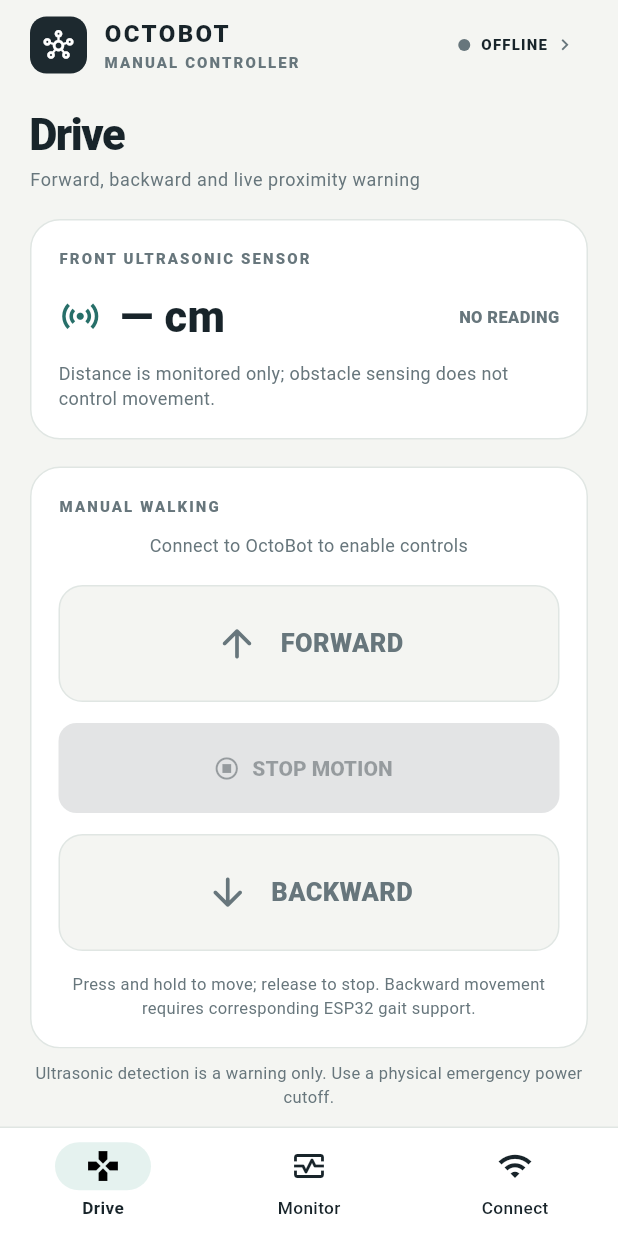
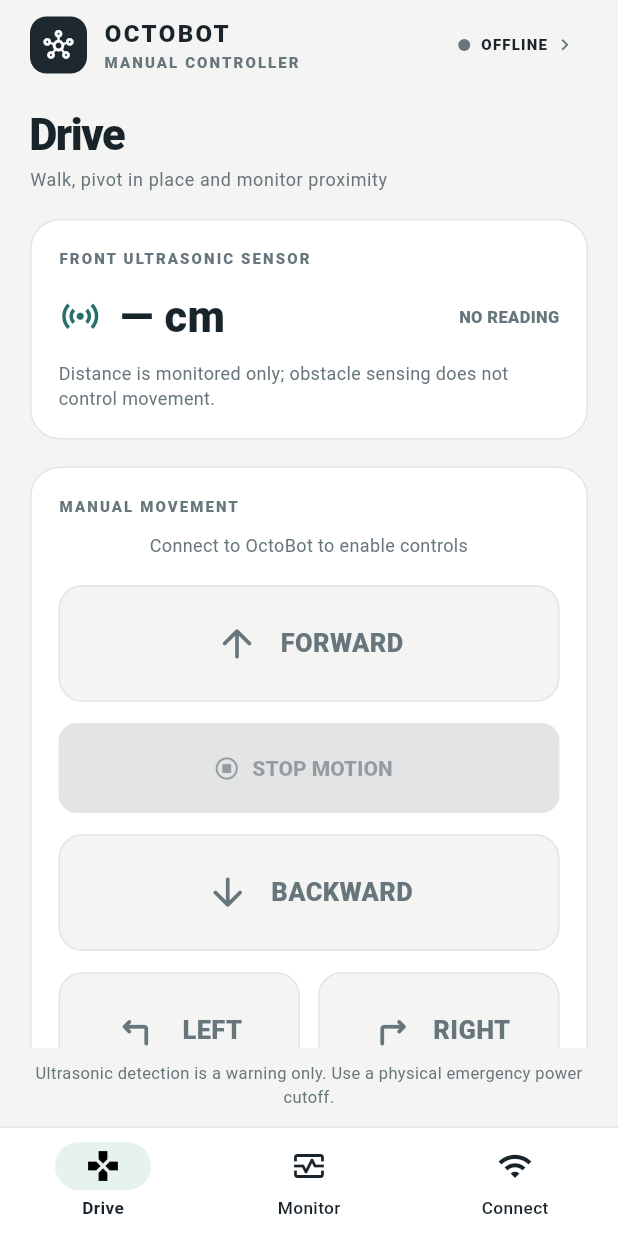
Before and after one commit to Mark-Batongbacal/OctoBot, a Flutter app: the screen it shows after launch, on a phone screen of 412 x 824 dp. Run offline on Flutter 3.47's test engine with Material 3 defaults, Android fonts, the phone set to English and light mode, and no system bars.

Commit message:
feat(flutter): add hold-to-pivot manual controls

```diff
--- a/flutter/lib/features/drive_screen.dart
+++ b/flutter/lib/features/drive_screen.dart
@@ -18,7 +18,7 @@ class DriveScreen extends StatelessWidget {
     return Column(children: [
       Expanded(child: PageFrame(children: [
         const PageHeading(title: 'Drive',
-          subtitle: 'Forward, backward and live proximity warning'),
+          subtitle: 'Walk, pivot in place and monitor proximity'),
         Panel(child: Column(crossAxisAlignment: CrossAxisAlignment.start, children: [
           const Overline('FRONT ULTRASONIC SENSOR'),
           const SizedBox(height: 10),
@@ -42,7 +42,7 @@ class DriveScreen extends StatelessWidget {
               color: detected ? OctoColors.danger : OctoColors.muted)),
         ])),
         Panel(child: Column(crossAxisAlignment: CrossAxisAlignment.stretch, children: [
-          const Overline('MANUAL WALKING'),
+          const Overline('MANUAL MOVEMENT'),
           const SizedBox(height: 10),
           Text(robot.motionLockReason, textAlign: TextAlign.center,
             style: const TextStyle(fontSize: 12, color: OctoColors.muted)),
@@ -72,8 +72,24 @@ class DriveScreen extends StatelessWidget {
             onEnd: robot.stop,
           ),
           const SizedBox(height: 14),
-          const Text('Press and hold to move; release to stop. '
-            'Backward movement requires corresponding ESP32 gait support.',
+          Row(children: [
+            Expanded(child: _HoldDirection(
+              label: 'LEFT', icon: Icons.turn_left_rounded,
+              enabled: enabled,
+              onStart: () => robot.setMotion(nextForward: 0, nextTurn: -0.65),
+              onEnd: robot.stop,
+            )),
+            const SizedBox(width: 12),
+            Expanded(child: _HoldDirection(
+              label: 'RIGHT', icon: Icons.turn_right_rounded,
+              enabled: enabled,
+              onStart: () => robot.setMotion(nextForward: 0, nextTurn: 0.65),
+              onEnd: robot.stop,
+            )),
+          ]),
+          const SizedBox(height: 14),
+          const Text('Hold to move; release to stop. Left and right rotate '
+            'in place using the eight-leg alternating gait.',
             textAlign: TextAlign.center,
             style: TextStyle(fontSize: 11, color: OctoColors.muted)),
         ])),
```
